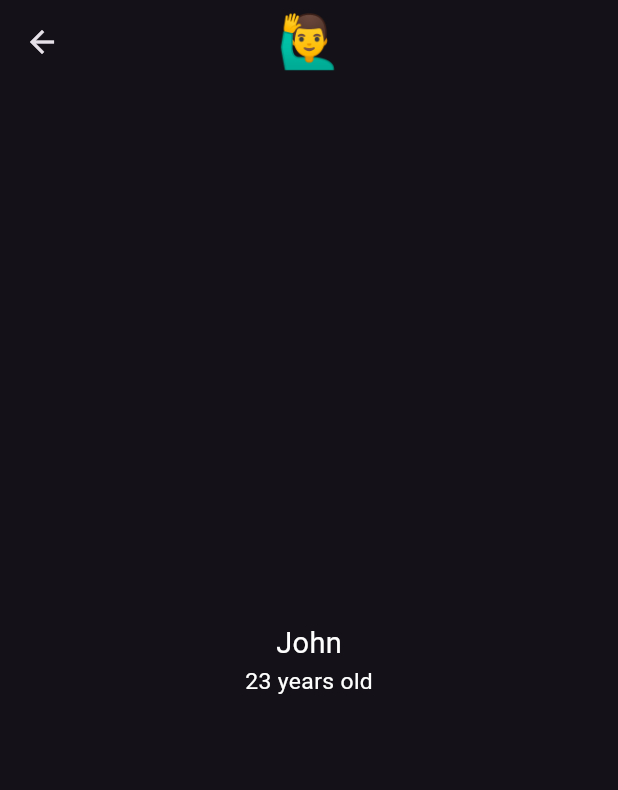
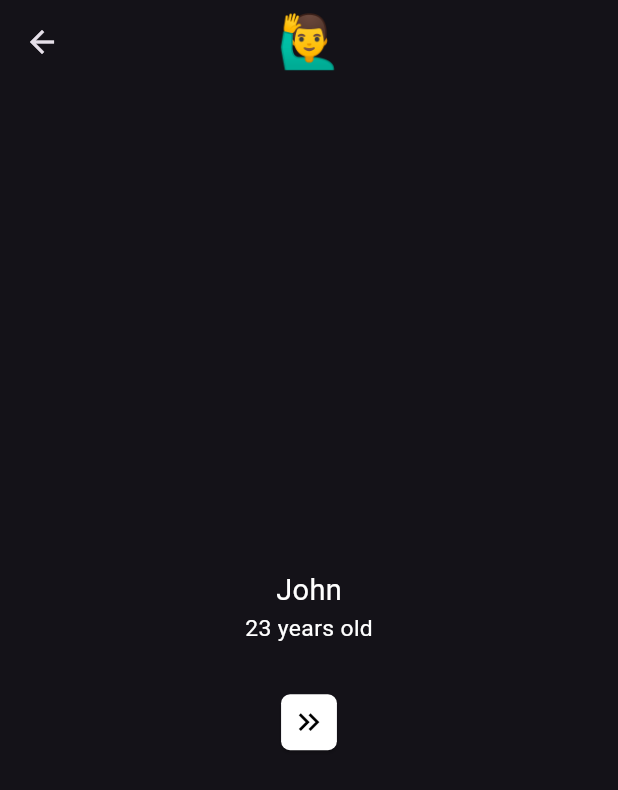
Before and after one commit to vermahrithik/fa_01, a Flutter app: the screen it shows after launch, after a tap on "🙋‍♂️", on a phone screen of 412 x 824 dp. Shown: the top 790 px of the screen. Run offline on Flutter 3.47's test engine with Material 3 defaults, Android fonts, the phone set to English and light mode, and no system bars; our stand-ins replace get, go_router, responsive_sizer, url_strategy.

```diff
--- a/lib/routing/route_names.dart
+++ b/lib/routing/route_names.dart
@@ -1,4 +1,5 @@
 class RouteNames {
   static String home = 'home';
   static String details = 'details';
+  static String zoom = 'zoom';
 }
--- a/lib/routing/route_paths.dart
+++ b/lib/routing/route_paths.dart
@@ -1,4 +1,5 @@
 class RoutePaths {
   static String home = '/home';
   static String details = '/details';
+  static String zoom = '/zoom';
 }
--- a/lib/views/pages/details_screen.dart
+++ b/lib/views/pages/details_screen.dart
@@ -1,6 +1,8 @@
 import 'package:a/models/person_model.dart';
+import 'package:a/routing/route_names.dart';
 import 'package:flutter/material.dart';
 import 'package:responsive_sizer/responsive_sizer.dart';
+import 'package:go_router/go_router.dart';
 
 class DetailsScreen extends StatelessWidget {
   final Person person;
@@ -10,6 +12,11 @@ class DetailsScreen extends StatelessWidget {
   Widget build(BuildContext context) {
     return Scaffold(
       appBar: AppBar(
+        leading: BackButton(
+          onPressed: () {
+            context.pop();
+          },
+        ),
         centerTitle: true,
         title: Hero(
           flightShuttleBuilder: (
@@ -72,6 +79,28 @@ class DetailsScreen extends StatelessWidget {
           children: [
             Text(person.name,style: TextStyle(fontSize: 18.sp,color: Colors.white),),
             Text('${person.age} years old',style: TextStyle(fontSize: 16.sp,color: Colors.white),),
+            SizedBox(height: 4.h,),
+            SizedBox(
+              height: 25.sp,
+              width: 25.sp,
+              child: ElevatedButton(
+                onPressed: (){
+                  context.pushNamed(RouteNames.zoom);
+                },
+                style: ElevatedButton.styleFrom(
+                  backgroundColor: Colors.white,
+                  shape: RoundedRectangleBorder(
+                    borderRadius: BorderRadius.circular(10.sp),
+                  ),
+                  padding: EdgeInsets.all(0.sp)
+                ),
+                child: Icon(
+                  Icons.keyboard_double_arrow_right,
+                  size: 20.sp,
+                  color: Colors.black,
+                ),
+              ),
+            )
           ],
         ),
       ),
--- a/lib/views/pages/home_screen.dart
+++ b/lib/views/pages/home_screen.dart
@@ -26,7 +26,7 @@ class HomeScreen extends StatelessWidget {
           final person = People[index];
           return GestureDetector(
             onTap: () {
-              context.goNamed(
+              context.pushNamed(
                 RouteNames.details,
                 pathParameters: {
                   'name': person.name,
```
Also changed, not shown: lib/routing/routes.dart (+9 -0 lines), lib/views/pages/zoom_screen.dart (added, +79 -0 lines), assets/images/scene.jpg (added).
